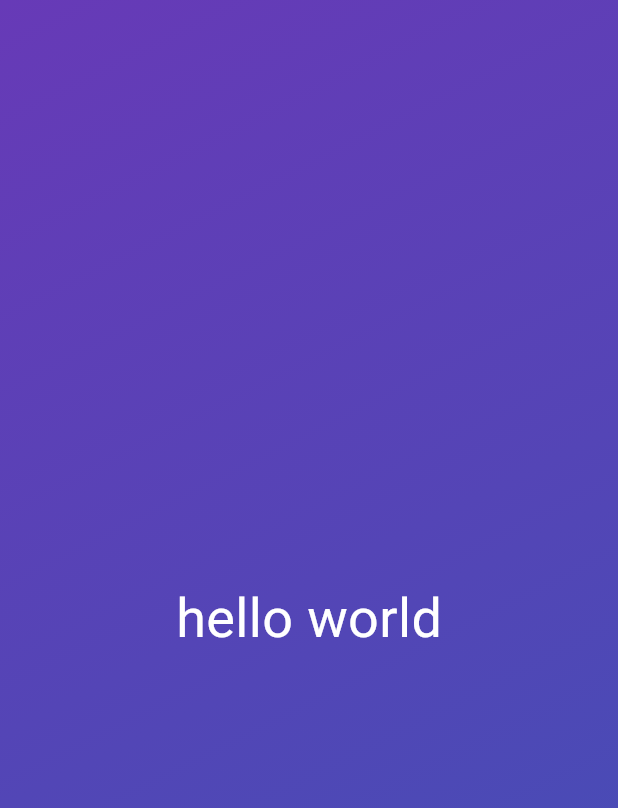
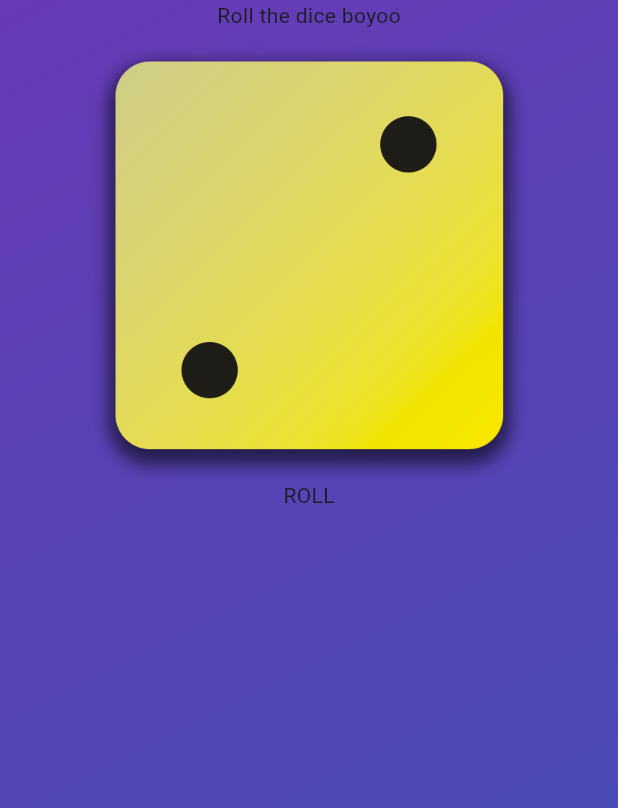
Before and after one commit to mehakshaf05/itec-315, a Flutter app: the screen it shows after launch, on a phone screen of 412 x 824 dp. Shown: the top 808 px of the screen. Run offline on Flutter 3.47's test engine with Material 3 defaults, Android fonts, the phone set to English and light mode, and no system bars.

Commit message:
added dice images

```diff
--- /dev/null
+++ b/first_app/lib/centered_widget.dart
@@ -0,0 +1,18 @@
+import 'package:flutter/material.dart';
+
+class CenteredWidget extends StatelessWidget {
+ const CenteredWidget({super.key});
+ @override
+  Widget build(BuildContext context) {
+
+    return
+    Center(child:Column(
+      children: [
+        Text("Roll the dice boyoo"),
+        Image.asset('assets/images/dice-2.png',width: 300),
+        Text("ROLL"),
+      ],
+    ));
+
+  }
+}
--- /dev/null
+++ b/first_app/lib/gradient_container.dart
@@ -0,0 +1,29 @@
+import 'package:first_app/centered_widget.dart';
+import 'package:flutter/material.dart';
+
+class GradientContainer extends StatelessWidget{
+  GradientContainer(this.startAlignment,
+  this.endAlignment,{super.key});
+  final Alignment startAlignment;
+  final Alignment endAlignment;
+
+
+
+  @override
+  Widget build(BuildContext context) {
+
+   return Container(
+      decoration:BoxDecoration(
+        gradient: LinearGradient(
+        begin:Alignment.topLeft,
+        end: Alignment.bottomRight,
+        colors: [Colors.deepPurple, Colors.indigo]
+        ),
+        ),
+        child:CenteredWidget(),
+
+   );
+
+  }
+
+}
```
Also changed, not shown: first_app/lib/main.dart (+12 -16 lines), first_app/lib/text_widget.dart (added, +12 -0 lines), first_app/pubspec.yaml (+10 -3 lines), first_app/assets/images/dice-1.png (added), first_app/assets/images/dice-2.png (added), first_app/assets/images/dice-3.png (added), first_app/assets/images/dice-4.png (added), first_app/assets/images/dice-5.png (added), first_app/assets/images/dice-6.png (added).
